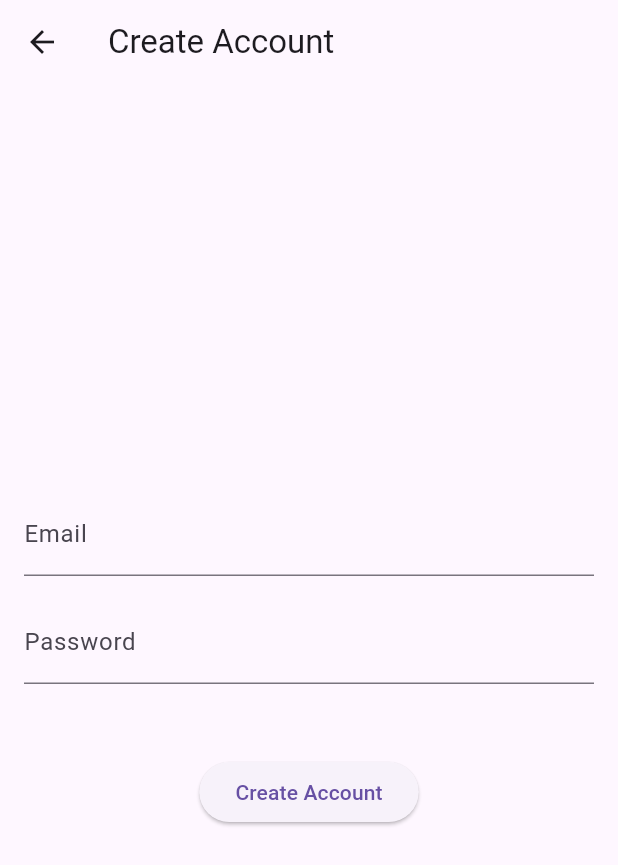
After one commit to SevanCSUN/Journal-Project, a Flutter app: the screen it shows after launch, after a tap on "Login", after a tap on "Create Account", on a phone screen of 412 x 824 dp. The commit adds this screen. Shown: the top 865 px of the screen. Run offline on Flutter 3.47's test engine with Material 3 defaults, Android fonts, the phone set to English and light mode, and no system bars; our stand-ins replace device_preview, firebase_auth, firebase_core; missing offline and left inert: fleather; accounts and stored records are empty; generated files the repository leaves out were written again; network calls fail.

Commit message:
Added create_account_page

```diff
--- /dev/null
+++ b/journal_project/lib/src/sample_feature/create_account_page.dart
@@ -0,0 +1,64 @@
+import 'package:flutter/material.dart';
+//import 'package:firebase_auth/firebase_auth.dart';
+
+class CreateAccountPage extends StatefulWidget {
+  const CreateAccountPage({super.key});
+
+  @override
+  _CreateAccountPageState createState() => _CreateAccountPageState();
+}
+
+class _CreateAccountPageState extends State<CreateAccountPage> {
+  final TextEditingController _emailController = TextEditingController();
+  final TextEditingController _passwordController = TextEditingController();
+  String? _errorMessage;
+
+  Future<void> _createAccount() async {
+    // Placeholder for future Firebase implementation
+    setState(() {
+      _errorMessage = 'Create account functionality not implemented yet.';
+    });
+  }
+
+  @override
+  Widget build(BuildContext context) {
+    return Scaffold(
+      appBar: AppBar(
+        title: const Text('Create Account'),
+      ),
+      body: Padding(
+        padding: const EdgeInsets.all(16.0),
+        child: Column(
+          mainAxisAlignment: MainAxisAlignment.center,
+          children: <Widget>[
+            TextField(
+              controller: _emailController,
+              decoration: const InputDecoration(
+                labelText: 'Email',
+              ),
+            ),
+            const SizedBox(height: 16.0),
+            TextField(
+              controller: _passwordController,
+              decoration: const InputDecoration(
+                labelText: 'Password',
+              ),
+              obscureText: true,
+            ),
+            const SizedBox(height: 32.0),
+            if (_errorMessage != null)
+              Text(
+                _errorMessage!,
+                style: const TextStyle(color: Colors.red),
+              ),
+            const SizedBox(height: 16.0),
+            ElevatedButton(
+              onPressed: _createAccount,
+              child: const Text('Create Account'),
+            ),
+          ],
+        ),
+      ),
+    );
+  }
+}
--- a/journal_project/lib/src/sample_feature/login_page.dart
+++ b/journal_project/lib/src/sample_feature/login_page.dart
@@ -1,6 +1,7 @@
 import 'package:flutter/material.dart';
 import 'package:firebase_auth/firebase_auth.dart';
 import 'package:journal_project/src/sample_feature/landing_page.dart';
+import 'package:journal_project/src/sample_feature/create_account_page.dart';
 
 class LoginPage extends StatefulWidget {
   const LoginPage({super.key});
@@ -21,7 +22,9 @@ class _LoginPageState extends State<LoginPage> {
         email: _emailController.text,
         password: _passwordController.text,
       );
-      Navigator.pushReplacementNamed(context, LandingPage.routeName);
+      if (mounted) {
+        Navigator.pushReplacementNamed(context, LandingPage.routeName);
+      }
     } on FirebaseAuthException {
       setState(() {
         _loginError = 'Login failed. Please check your credentials.';
@@ -73,6 +76,16 @@ class _LoginPageState extends State<LoginPage> {
               },
               child: const Text('Continue as Guest'),
             ),
+            const SizedBox(height: 16.0), // Space between buttons
+            ElevatedButton(
+              onPressed: () {
+                Navigator.push(
+                  context,
+                  MaterialPageRoute(builder: (context) => const CreateAccountPage()),
+                );
+              },
+              child: const Text('Create Account'),
+            ),
           ],
         ),
       ),
```
